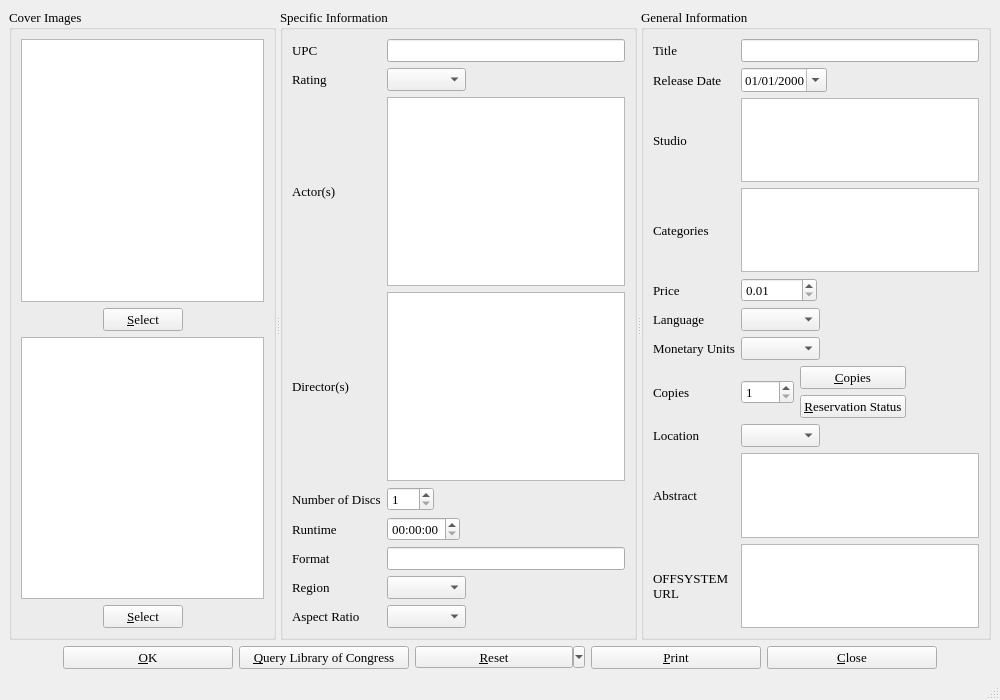
Qt form dvdinfo.ui (textbrowser/biblioteq) before a commit.
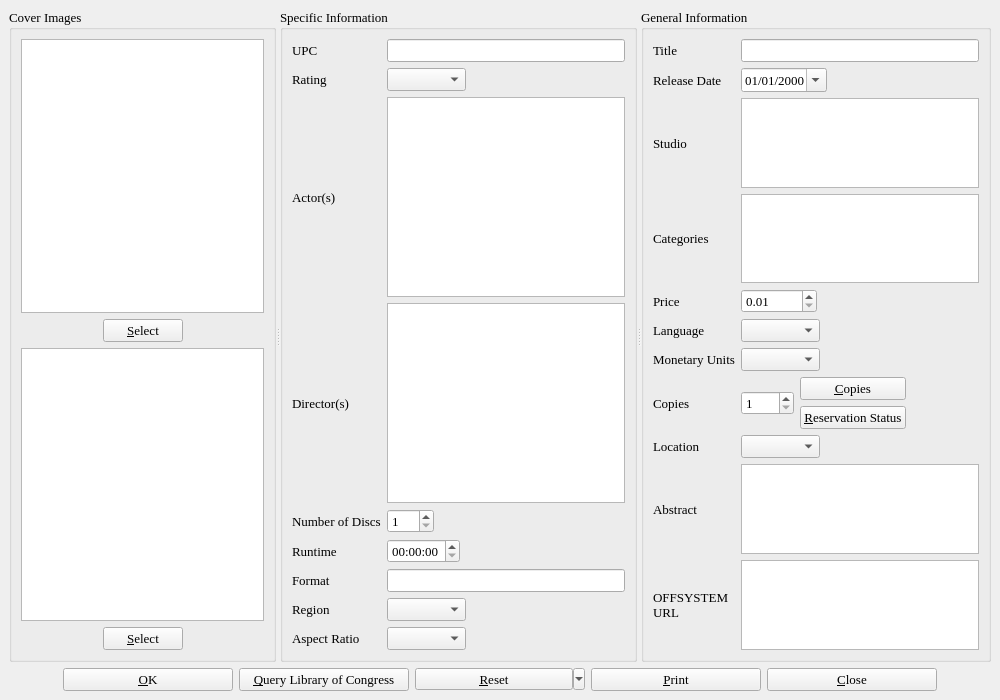
The same form after that commit. Icons and pictures are not drawn. Custom widgets are drawn as their Qt base class.

Patch:
```diff
--- a/dvdinfo.ui
+++ b/dvdinfo.ui
@@ -1108,7 +1108,6 @@
     </item>
    </layout>
   </widget>
-  <widget class="QStatusBar" name="statusBar" />
  </widget>
  <customwidgets>
   <customwidget>
```
